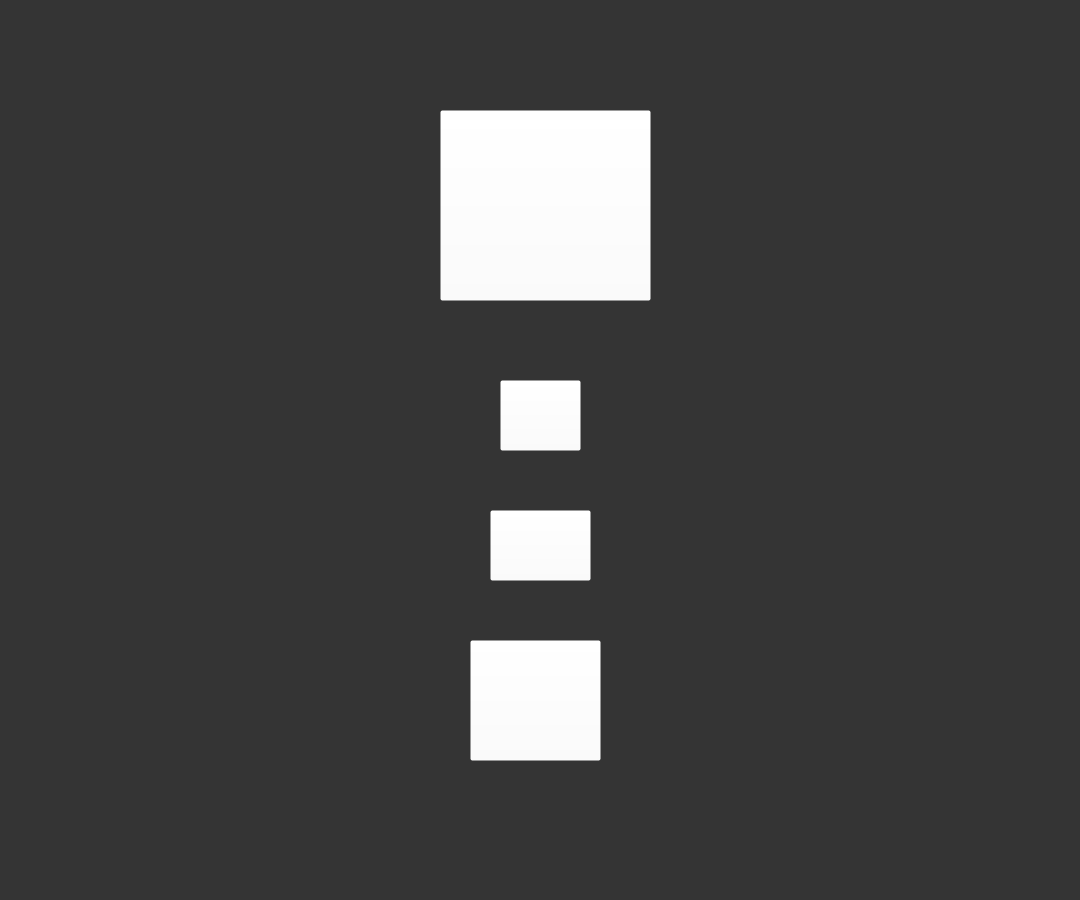
The window that mapwidget.ui (a12387/QtTheSpire) describes before a commit, drawn with Qt 5.
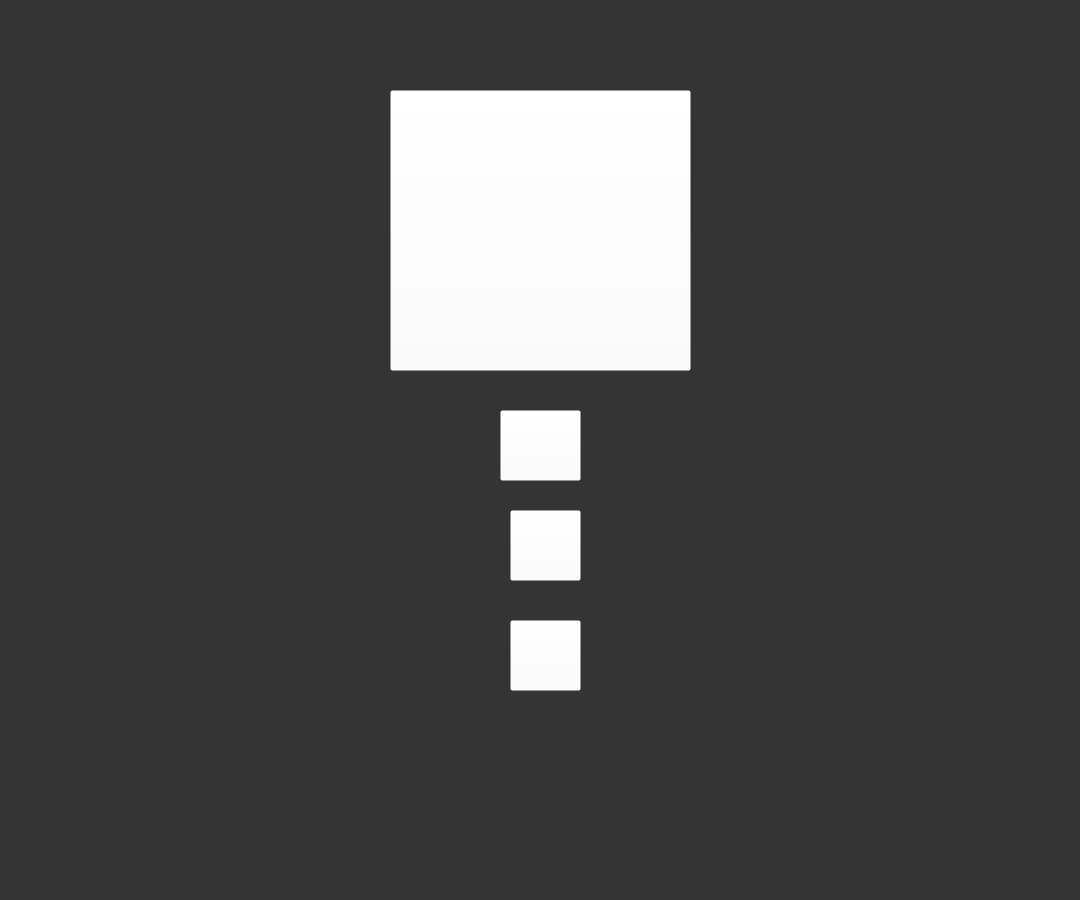
The same window after the commit. Icons and pictures are not drawn.

What changed in the file:
```diff
--- a/mapwidget.ui
+++ b/mapwidget.ui
@@ -39,12 +39,15 @@
    </property>
    <property name="geometry">
     <rect>
-     <x>470</x>
-     <y>640</y>
-     <width>131</width>
-     <height>121</height>
+     <x>510</x>
+     <y>620</y>
+     <width>71</width>
+     <height>71</height>
     </rect>
    </property>
+   <property name="autoFillBackground">
+    <bool>false</bool>
+   </property>
    <property name="styleSheet">
     <string notr="true">image: url(:/game/resource/ui/rest.png);
 background-color: rgba(255, 255, 255, 0);</string>
@@ -59,9 +62,9 @@
    </property>
    <property name="geometry">
     <rect>
-     <x>490</x>
+     <x>510</x>
      <y>510</y>
-     <width>101</width>
+     <width>71</width>
      <height>71</height>
     </rect>
    </property>
@@ -80,7 +83,7 @@
    <property name="geometry">
     <rect>
      <x>500</x>
-     <y>380</y>
+     <y>410</y>
      <width>81</width>
      <height>71</height>
     </rect>
@@ -99,10 +102,10 @@
    </property>
    <property name="geometry">
     <rect>
-     <x>440</x>
-     <y>110</y>
-     <width>211</width>
-     <height>191</height>
+     <x>390</x>
+     <y>90</y>
+     <width>301</width>
+     <height>281</height>
     </rect>
    </property>
    <property name="styleSheet">
```
Left out of the diff: 16 changed lines with no effect on the pictures.
